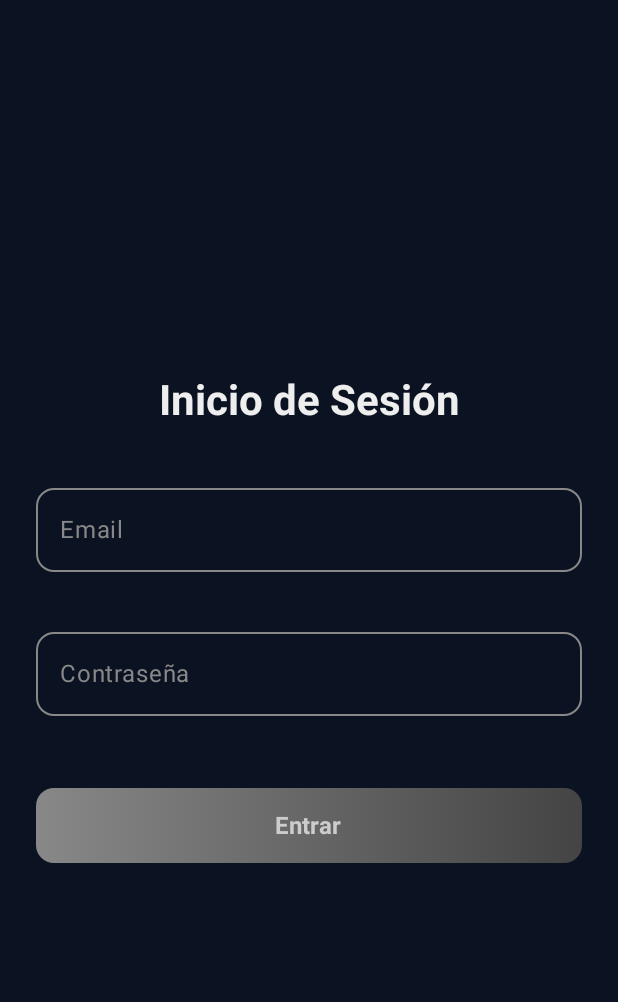
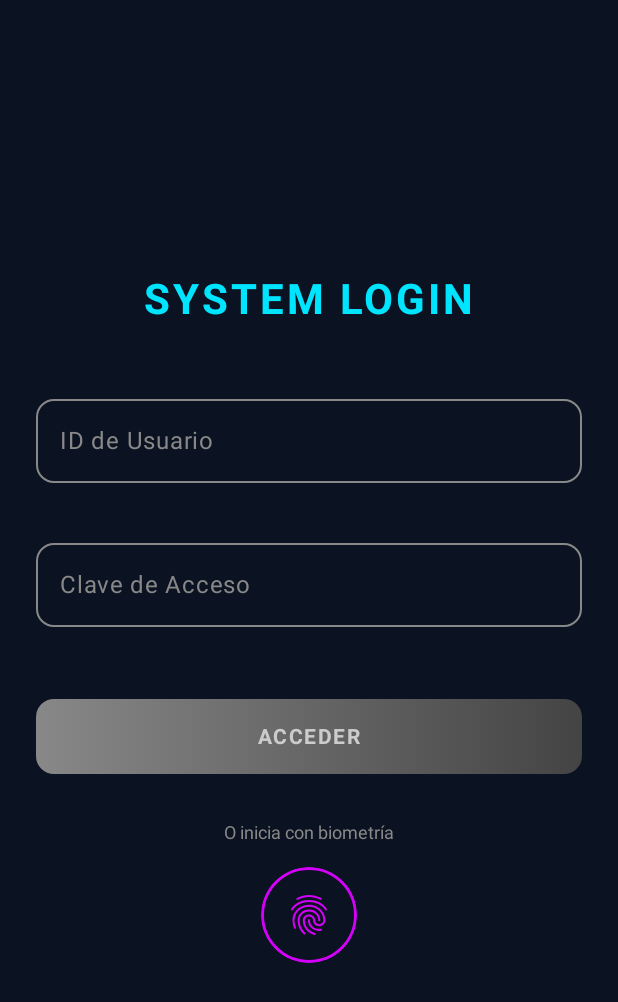
Before and after one commit to Folaquito/Tiendaapp, an Android app built with Jetpack Compose: the LoginScreen screen opened through its navigation route, on a phone screen of 412 x 824 dp. Shown: the top 1002 px of the screen. Run offline under Robolectric (Android 15) with nearby library versions, the phone set to English and light mode, and no system bars; our stand-ins replace Room's generated code.

Commit message:
Implementacion de recursos nativos

```diff
--- a/app/build.gradle.kts
+++ b/app/build.gradle.kts
@@ -114,4 +114,6 @@ dependencies {
     // Coil
     implementation("io.coil-kt:coil:2.5.0")
     implementation("io.coil-kt:coil-compose:2.5.0")
+
+    implementation("androidx.biometric:biometric:1.1.0")
 }
--- a/app/src/main/AndroidManifest.xml
+++ b/app/src/main/AndroidManifest.xml
@@ -3,6 +3,7 @@
     xmlns:tools="http://schemas.android.com/tools">
 
     <uses-permission android:name="android.permission.INTERNET" />
+    <uses-permission android:name="android.permission.USE_BIOMETRIC" />
 
     <application
         android:allowBackup="true"
--- a/app/src/main/java/com/example/tiendaapp/MainActivity.kt
+++ b/app/src/main/java/com/example/tiendaapp/MainActivity.kt
@@ -1,7 +1,7 @@
 package com.example.tiendaapp
 
 import android.os.Bundle
-import androidx.activity.ComponentActivity
+import androidx.fragment.app.FragmentActivity
 import androidx.activity.compose.setContent
 import androidx.activity.enableEdgeToEdge
 import androidx.compose.material3.Text
@@ -31,16 +31,18 @@ import com.example.tiendaapp.views.PurchaseErrorScreen
 import com.example.tiendaapp.views.PurchaseSuccessScreen
 import com.example.tiendaapp.views.RegisterScreen
 
-class MainActivity : ComponentActivity() {
+class MainActivity : FragmentActivity() {
     override fun onCreate(savedInstanceState: Bundle?) {
         super.onCreate(savedInstanceState)
         enableEdgeToEdge()
+
         val database = AppDatabase.getDatabase(applicationContext)
         val api = RetrofitClient.apiService
         val backend = RetrofitClient.backendService
         val microservice = RetrofitClient.microserviceApiService
         val repository = JuegoRepository(api, database.juegoDao(), backend, microservice)
         val viewModelFactory = JuegoViewModelFactory(repository)
+
         setContent {
             val navController = rememberNavController()
             val viewModel: LoginViewModel = viewModel()
--- a/app/src/main/java/com/example/tiendaapp/views/CatalogoScreen.kt
+++ b/app/src/main/java/com/example/tiendaapp/views/CatalogoScreen.kt
@@ -30,6 +30,8 @@ import androidx.compose.ui.platform.LocalContext
 import androidx.compose.ui.res.painterResource
 import com.example.tiendaapp.R
 import kotlinx.coroutines.launch
+import androidx.compose.ui.platform.LocalHapticFeedback
+import androidx.compose.ui.hapticfeedback.HapticFeedbackType
 
 // --- COLORES GLOBALES ---
 private val NeonCyan = Color(0xFF00E5FF)
@@ -45,6 +47,7 @@ fun CatalogoScreen(
     gamesViewModel: JuegoViewModel,
     cartViewModel: CartViewModel
 ) {
+    val haptic = LocalHapticFeedback.current
 
     val juegos by gamesViewModel.games.collectAsState()
     val favorites by gamesViewModel.favorites.collectAsState()
@@ -236,8 +239,8 @@ fun CatalogoScreen(
                         },
                         onClick = { navController.navigate("detalle/${juego.id}") },
                         onAddToCart = {
-                            // --- LÓGICA DE AGREGAR + MENSAJE ---
                             cartViewModel.agregarAlCarrito(juego)
+                            haptic.performHapticFeedback(HapticFeedbackType.LongPress)
                             scope.launch {
                                 snackbarHostState.showSnackbar(
                                     message = "¡${juego.name} agregado al carrito!",
--- a/app/src/main/java/com/example/tiendaapp/views/LoginScreen.kt
+++ b/app/src/main/java/com/example/tiendaapp/views/LoginScreen.kt
@@ -1,23 +1,35 @@
 package com.example.tiendaapp.views
 
+import android.content.Context
+import android.widget.Toast
+import androidx.biometric.BiometricPrompt
+import androidx.core.content.ContextCompat
+import androidx.fragment.app.FragmentActivity
 import androidx.compose.foundation.background
+import androidx.compose.foundation.border
+import androidx.compose.foundation.clickable
 import androidx.compose.foundation.layout.*
+import androidx.compose.foundation.shape.CircleShape
 import androidx.compose.foundation.shape.RoundedCornerShape
+import androidx.compose.material.icons.Icons
+import androidx.compose.material.icons.filled.Fingerprint
 import androidx.compose.material3.*
 import androidx.compose.runtime.*
 import androidx.compose.ui.Alignment
 import androidx.compose.ui.Modifier
+import androidx.compose.ui.draw.clip
 import androidx.compose.ui.graphics.Brush
 import androidx.compose.ui.graphics.Color
+import androidx.compose.ui.platform.LocalContext
 import androidx.compose.ui.text.font.FontWeight
 import androidx.compose.ui.text.input.PasswordVisualTransformation
 import androidx.compose.ui.unit.dp
 import androidx.compose.ui.unit.sp
 import androidx.navigation.NavController
 import com.example.tiendaapp.viewmodel.LoginViewModel
-import androidx.compose.runtime.rememberCoroutineScope
-import kotlinx.coroutines.launch
+import java.util.concurrent.Executor
 
+// --- COLORES ---
 private val NeonCyan = Color(0xFF00E5FF)
 private val NeonPurple = Color(0xFFD500F9)
 private val DarkBg = Color(0xFF0B1221)
@@ -31,8 +43,53 @@ fun LoginScreen(navController: NavController, viewModel: LoginViewModel) {
     var password by remember { mutableStateOf("") }
     var emailError by remember { mutableStateOf<String?>(null) }
     var passwordError by remember { mutableStateOf<String?>(null) }
-    val scope = rememberCoroutineScope()
 
+    val context = LocalContext.current
+    val activity = context as? FragmentActivity
+    val executor = remember { ContextCompat.getMainExecutor(context) }
+
+    fun launchBiometric() {
+        if (activity == null) {
+            Toast.makeText(context, "Error de hardware", Toast.LENGTH_SHORT).show()
+            return
+        }
+
+        val promptInfo = BiometricPrompt.PromptInfo.Builder()
+            .setTitle("Acceso Biométrico")
+            .setSubtitle("Inicia sesión con tu huella")
+            .setNegativeButtonText("Usar contraseña")
+            .build()
+
+        val biometricPrompt = BiometricPrompt(activity, executor, object : BiometricPrompt.AuthenticationCallback() {
+            override fun onAuthenticationSucceeded(result: BiometricPrompt.AuthenticationResult) {
+                super.onAuthenticationSucceeded(result)
+
+                val sharedPref = context.getSharedPreferences("TiendaAppPrefs", Context.MODE_PRIVATE)
+                val savedEmail = sharedPref.getString("biometric_email", null)
+
+                if (savedEmail != null) {
+                    Toast.makeText(context, "Bienvenido de nuevo", Toast.LENGTH_SHORT).show()
+                    navController.navigate("home/$savedEmail")
+                } else {
+                    Toast.makeText(context, "No hay cuenta vinculada a esta huella. Regístrate primero.", Toast.LENGTH_LONG).show()
+                }
+            }
+
+            override fun onAuthenticationError(errorCode: Int, errString: CharSequence) {
+                super.onAuthenticationError(errorCode, errString)
+                Toast.makeText(context, "Error: $errString", Toast.LENGTH_SHORT).show()
+            }
+
+            override fun onAuthenticationFailed() {
+                super.onAuthenticationFailed()
+                Toast.makeText(context, "Huella no reconocida", Toast.LENGTH_SHORT).show()
+            }
+        })
+
+        biometricPrompt.authenticate(promptInfo)
+    }
+
+    // Validación
     fun validarEmail(valor: String): Boolean {
         val regex = "^[A-Za-z0-9+_.-]+@[A-Za-z0-9.-]+$".toRegex()
         return regex.matches(valor)
@@ -43,6 +100,7 @@ fun LoginScreen(navController: NavController, viewModel: LoginViewModel) {
     val canSubmit = email.isNotBlank() && password.isNotBlank() &&
             emailError == null && passwordError == null
 
+    // UI
     Column(
         modifier = Modifier
             .fillMaxSize()
@@ -53,13 +111,14 @@ fun LoginScreen(navController: NavController, viewModel: LoginViewModel) {
     ) {
 
         Text(
-            text = "Inicio de Sesión",
+            text = "SYSTEM LOGIN", // Texto más Cyberpunk
             style = MaterialTheme.typography.headlineMedium,
-            color = TextWhite,
-            fontWeight = FontWeight.Bold
+            color = NeonCyan,
+            fontWeight = FontWeight.Bold,
+            letterSpacing = 2.sp
         )
 
-        Spacer(modifier = Modifier.height(32.dp))
+        Spacer(modifier = Modifier.height(40.dp))
 
         OutlinedTextField(
             value = email,
@@ -71,7 +130,7 @@ fun LoginScreen(navController: NavController, viewModel: LoginViewModel) {
                     else -> null
                 }
             },
-            label = { Text("Email") },
+            label = { Text("ID de Usuario") },
             isError = emailError != null,
             supportingText = { emailError?.let { Text(it, color = ErrorRed) } },
             singleLine = true,
@@ -86,7 +145,6 @@ fun LoginScreen(navController: NavController, viewModel: LoginViewModel) {
                 unfocusedTextColor = TextWhite,
                 cursorColor = NeonCyan,
                 errorBorderColor = ErrorRed,
-                errorLabelColor = ErrorRed,
                 focusedContainerColor = Color.Transparent,
                 unfocusedContainerColor = Color.Transparent
             )
@@ -94,6 +152,7 @@ fun LoginScreen(navController: NavController, viewModel: LoginViewModel) {
 
         Spacer(modifier = Modifier.height(16.dp))
 
+        // INPUT PASSWORD
         OutlinedTextField(
             value = password,
             onValueChange = {
@@ -104,7 +163,7 @@ fun LoginScreen(navController: NavController, viewModel: LoginViewModel) {
                     else -> null
                 }
             },
-            label = { Text("Contraseña") },
+            label = { Text("Clave de Acceso") },
             isError = passwordError != null,
             supportingText = { passwordError?.let { Text(it, color = ErrorRed) } },
             visualTransformation = PasswordVisualTransformation(),
@@ -120,14 +179,12 @@ fun LoginScreen(navController: NavController, viewModel: LoginViewModel) {
                 unfocusedTextColor = TextWhite,
                 cursorColor = NeonCyan,
                 errorBorderColor = ErrorRed,
-                errorLabelColor = ErrorRed,
                 focusedContainerColor = Color.Transparent,
                 unfocusedContainerColor = Color.Transparent
             )
         )
 
         Spacer(modifier = Modifier.height(32.dp))
-
         val gradientColors = if (canSubmit) listOf(NeonCyan, NeonPurple) else listOf(Color.Gray, Color.DarkGray)
         val brush = Brush.horizontalGradient(gradientColors)
 
@@ -136,12 +193,15 @@ fun LoginScreen(navController: NavController, viewModel: LoginViewModel) {
                 if (email == "admin@gmail.com" && password == "Admin123") {
                     navController.navigate("backoffice")
                 } else {
-                    scope.launch {
-                        viewModel.login(email, password,
-                            onSuccess = { navController.navigate("home/$email") },
-                            onError = { }
-                        )
-                    }
+                    viewModel.login(
+                        email = email,
+                        password = password,
+                        onSuccess = {
+                            navController.navigate("home/$email")
+                        },
+                        onError = { mensajeError ->
+                        }
+                    )
                 }
             },
             enabled = canSubmit,
@@ -149,10 +209,7 @@ fun LoginScreen(navController: NavController, viewModel: LoginViewModel) {
                 .fillMaxWidth()
                 .height(50.dp),
             shape = RoundedCornerShape(12.dp),
-            colors = ButtonDefaults.buttonColors(
-                containerColor = Color.Transparent,
-                disabledContainerColor = Color.Transparent
-            ),
+            colors = ButtonDefaults.buttonColors(containerColor = Color.Transparent),
             contentPadding = PaddingValues()
         ) {
             Box(
@@ -162,12 +219,36 @@ fun LoginScreen(navController: NavController, viewModel: LoginViewModel) {
                 contentAlignment = Alignment.Center
             ) {
                 Text(
-                    text = "Entrar",
+                    text = "ACCEDER",
                     color = if(canSubmit) Color.White else Color.LightGray,
                     fontWeight = FontWeight.Bold,
-                    fontSize = 16.sp
+                    letterSpacing = 1.sp
                 )
             }
         }
+
+        Spacer(modifier = Modifier.height(32.dp))
+
+        // --- BOTÓN DE HUELLA DIGITAL ---
+        Text("O inicia con biometría", color = Color.Gray, fontSize = 12.sp)
+        Spacer(modifier = Modifier.height(16.dp))
+
+        // Icono circular con borde neón
+        Box(
+            modifier = Modifier
+                .size(64.dp)
+                .clip(CircleShape)
+                .border(2.dp, NeonPurple, CircleShape)
+                .background(Color.Transparent)
+                .clickable { launchBiometric() }, // <--- Acción de Huella
+            contentAlignment = Alignment.Center
+        ) {
+            Icon(
+                imageVector = Icons.Default.Fingerprint,
+                contentDescription = "Huella Digital",
+                tint = NeonPurple,
+                modifier = Modifier.size(32.dp)
+            )
+        }
     }
 }
--- a/app/src/main/java/com/example/tiendaapp/views/RegisterScreen.kt
+++ b/app/src/main/java/com/example/tiendaapp/views/RegisterScreen.kt
@@ -1,5 +1,6 @@
 package com.example.tiendaapp.views
 
+import android.content.Context // IMPORTANTE
 import androidx.compose.foundation.Image
 import androidx.compose.foundation.background
 import androidx.compose.foundation.border
@@ -14,8 +15,11 @@ import androidx.compose.ui.Alignment
 import androidx.compose.ui.Modifier
 import androidx.compose.ui.graphics.Brush
 import androidx.compose.ui.graphics.Color
+import androidx.compose.ui.platform.LocalContext // IMPORTANTE
 import androidx.compose.ui.res.painterResource
 import androidx.compose.ui.text.font.FontWeight
+import androidx.compose.ui.text.input.PasswordVisualTransformation
+import androidx.compose.ui.text.input.VisualTransformation
 import androidx.compose.ui.unit.dp
 import androidx.compose.ui.unit.sp
 import androidx.navigation.NavController
@@ -33,7 +37,7 @@ private val MenuBg = Color(0xFF1F2536)
 @OptIn(ExperimentalMaterial3Api::class)
 @Composable
 fun RegisterScreen(navController: NavController, viewModel: LoginViewModel) {
-    // --- ESTADOS (Tu lógica original intacta) ---
+    // --- ESTADOS ---
     var nombre by remember { mutableStateOf("") }
     var email by remember { mutableStateOf("") }
     var password by remember { mutableStateOf("") }
@@ -44,6 +48,11 @@ fun RegisterScreen(navController: NavController, viewModel: LoginViewModel) {
     var comuna by remember { mutableStateOf("") }
     var regionExpanded by remember { mutableStateOf(false) }
     var comunaExpanded by remember { mutableStateOf(false) }
+
+    // --- NUEVO: Estado para el Switch de Biometría ---
+    var enableBiometric by remember { mutableStateOf(false) }
+    val context = LocalContext.current // Necesario para guardar en memoria
+    // ------------------------------------------------
 
     val regionesYComunas = mapOf(
         "Arica y Parinacota" to listOf("Arica", "Camarones", "Putre", "General Lagos"),
@@ -56,9 +65,8 @@ fun RegisterScreen(navController: NavController, viewModel: LoginViewModel) {
     val rutErrorMessage by viewModel.rutError
     var emailError by remember { mutableStateOf<String?>(null) }
     var passwordError by remember { mutableStateOf<String?>(null) }
-    val scope = rememberCoroutineScope()
 
-    // --- FUNCIONES DE VALIDACIÓN ---
+    // --- VALIDACIONES ---
     fun validarEmail(input: String): Boolean {
         val regex = "^[A-Za-z0-9+_.-]+@[A-Za-z0-9.-]+$".toRegex()
         return regex.matches(input)
@@ -81,7 +89,7 @@ fun RegisterScreen(navController: NavController, viewModel: LoginViewModel) {
     Column(
         modifier = Modifier
             .fillMaxSize()
-            .background(DarkBg) // CAMBIO: Fondo oscuro
+            .background(DarkBg)
             .padding(20.dp)
             .verticalScroll(rememberScrollState()),
         verticalArrangement = Arrangement.Center,
@@ -98,19 +106,13 @@ fun RegisterScreen(navController: NavController, viewModel: LoginViewModel) {
         Text(
             text = "Registro",
             style = MaterialTheme.typography.titleLarge,
-            color = TextWhite, // CAMBIO: Texto blanco
+            color = TextWhite,
             fontWeight = FontWeight.Bold
         )
 
         Spacer(modifier = Modifier.height(20.dp))
 
-        // USAMOS EL COMPONENTE PERSONALIZADO "GamerTextField"
-        GamerTextField(
-            value = nombre,
-            onValueChange = { nombre = it },
-            label = "Nombre"
-        )
-
+        GamerTextField(value = nombre, onValueChange = { nombre = it }, label = "Nombre")
         Spacer(modifier = Modifier.height(12.dp))
 
         GamerTextField(
@@ -143,7 +145,7 @@ fun RegisterScreen(navController: NavController, viewModel: LoginViewModel) {
             label = "Contraseña",
             isError = passwordError != null,
             errorMessage = passwordError,
-            isPassword = true // Para ocultar caracteres si quieres implementarlo luego
+            isPassword = true
         )
 
         Spacer(modifier = Modifier.height(12.dp))
@@ -161,13 +163,12 @@ fun RegisterScreen(navController: NavController, viewModel: LoginViewModel) {
 
         Spacer(modifier = Modifier.height(12.dp))
 
-        // --- DROPDOWN REGION (Estilizado) ---
+        // DROPDOWNS
         ExposedDropdownMenuBox(
             expanded = regionExpanded,
             onExpandedChange = { regionExpanded = !regionExpanded },
             modifier = Modifier.fillMaxWidth().padding(vertical = 8.dp)
         ) {
-            // Usamos un TextField normal pero con los colores Gamer manuales
             OutlinedTextField(
                 value = region,
                 onValueChange = {},
@@ -203,7 +204,6 @@ fun RegisterScreen(navController: NavController, viewModel: LoginViewModel) {
             }
         }
 
-        // --- DROPDOWN COMUNA (Estilizado) ---
         ExposedDropdownMenuBox(
             expanded = comunaExpanded,
             onExpandedChange = { if (region.isNotEmpty()) comunaExpanded = !comunaExpanded },
@@ -248,31 +248,56 @@ fun RegisterScreen(navController: NavController, viewModel: LoginViewModel) {
 
         Spacer(modifier = Modifier.height(4.dp))
 
-        GamerTextField(
-            value = direccion,
-            onValueChange = { direccion = it },
-            label = "Dirección (Calle y número)"
-        )
+        GamerTextField(value = direccion, onValueChange = { direccion = it }, label = "Dirección (Calle y número)")
+
+        Spacer(modifier = Modifier.height(16.dp))
+
+        // --- NUEVO: INTERRUPTOR DE BIOMETRÍA ---
+        Row(
+            modifier = Modifier
+                .fillMaxWidth()
+                .background(MenuBg, RoundedCornerShape(12.dp))
+                .padding(12.dp),
+            verticalAlignment = Alignment.CenterVertically,
+            horizontalArrangement = Arrangement.SpaceBetween
+        ) {
+            Column(modifier = Modifier.weight(1f)) {
+                Text("Habilitar inicio con huella", color = TextWhite, fontWeight = FontWeight.Bold)
+                Text("Inicia sesión más rápido", color = Color.Gray, style = MaterialTheme.typography.bodySmall)
+            }
+            Switch(
+                checked = enableBiometric,
+                onCheckedChange = { enableBiometric = it },
+                colors = SwitchDefaults.colors(
+                    checkedThumbColor = NeonCyan,
+                    checkedTrackColor = NeonPurple.copy(alpha = 0.5f),
+                    uncheckedThumbColor = Color.Gray,
+                    uncheckedTrackColor = DarkBg
+                )
+            )
+        }
 
         Spacer(modifier = Modifier.height(24.dp))
 
-        // --- BOTÓN CON DEGRADADO ---
         GamerButton(
             text = "Registrar",
             onClick = {
-                scope.launch {
-                    viewModel.registrar(
-                        nombre,
-                        email,
-                        password,
-                        rut,
-                        direccion,
-                        region,
-                        comuna,
-                        onSuccess = { navController.navigate("home/${'$'}{it.email}") },
-                        onError = { }
-                    )
-                }
+                viewModel.registrar(
+                    nombre, email, password, rut, direccion, region, comuna,
+                    onSuccess = { response ->
+                        // --- AQUÍ GUARDAMOS EL EMAIL SI EL SWITCH ESTÁ ACTIVO ---
+                        if (enableBiometric) {
+                            val sharedPref = context.getSharedPreferences("TiendaAppPrefs", Context.MODE_PRIVATE)
+                            with(sharedPref.edit()) {
+                                putString("biometric_email", response.email) // Guardamos el email registrado
+                                apply()
+                            }
+                        }
+                        // Navegamos al Home ya logueados
+                        navController.navigate("home/${response.email}")
+                    },
+                    onError = { }
+                )
             },
             enabled = isButtonEnabled
         )
@@ -290,7 +315,7 @@ fun RegisterScreen(navController: NavController, viewModel: LoginViewModel) {
         TextButton(onClick = { navController.navigate("login") }) {
             Text(
                 text = "¿Ya tienes cuenta? Inicia sesión",
-                color = NeonPurple, // Link en morado
+                color = NeonPurple,
                 fontSize = 16.sp
             )
         }
@@ -298,9 +323,8 @@ fun RegisterScreen(navController: NavController, viewModel: LoginViewModel) {
 }
 
 // ==========================================
-// COMPONENTES PERSONALIZADOS (Reutilizables)
+// COMPONENTES PERSONALIZADOS
 // ==========================================
-
 @OptIn(ExperimentalMaterial3Api::class)
 @Composable
 fun GamerTextField(
@@ -320,6 +344,7 @@ fun GamerTextField(
             singleLine = true,
             modifier = Modifier.fillMaxWidth(),
             shape = RoundedCornerShape(12.dp),
+            visualTransformation = if (isPassword) PasswordVisualTransformation() else VisualTransformation.None,
             colors = OutlinedTextFieldDefaults.colors(
                 focusedBorderColor = NeonCyan,
                 unfocusedBorderColor = Color.Gray,
@@ -348,46 +373,17 @@ fun GamerTextField(
 }
 
 @Composable
-fun GamerButton(
-    text: String,
-    onClick: () -> Unit,
-    enabled: Boolean = true,
-    modifier: Modifier = Modifier
-) {
-    // Definimos el degradado: Si está habilitado (Cyan->Morado), si no (Gris->GrisOscuro)
-    val gradientColors = if (enabled) {
-        listOf(NeonCyan, NeonPurple)
-    } else {
-        listOf(Color.Gray, Color.DarkGray)
-    }
-
+fun GamerButton(text: String, onClick: () -> Unit, enabled: Boolean = true, modifier: Modifier = Modifier) {
+    val gradientColors = if (enabled) listOf(NeonCyan, NeonPurple) else listOf(Color.Gray, Color.DarkGray)
     val brush = Brush.horizontalGradient(gradientColors)
-
     Button(
-        onClick = onClick,
-        enabled = enabled,
-        modifier = modifier
-            .fillMaxWidth()
-            .height(50.dp),
+        onClick = onClick, enabled = enabled, modifier = modifier.fillMaxWidth().height(50.dp),
         shape = RoundedCornerShape(12.dp),
-        colors = ButtonDefaults.buttonColors(
-            containerColor = Color.Transparent, // Hacemos transparente el contenedor nativo
-            disabledContainerColor = Color.Transparent
-        ),
+        colors = ButtonDefaults.buttonColors(containerColor = Color.Transparent, disabledContainerColor = Color.Transparent),
         contentPadding = PaddingValues()
     ) {
-        Box(
-            modifier = Modifier
-                .fillMaxSize()
-                .background(brush),
-            contentAlignment = Alignment.Center
-        ) {
-            Text(
-                text = text,
-                color = if(enabled) Color.White else Color.LightGray,
-                fontWeight = FontWeight.Bold,
-                fontSize = 16.sp
-            )
+        Box(modifier = Modifier.fillMaxSize().background(brush), contentAlignment = Alignment.Center) {
+            Text(text = text, color = if(enabled) Color.White else Color.LightGray, fontWeight = FontWeight.Bold, fontSize = 16.sp)
         }
     }
 }
```
Also changed, not shown: app/src/main/java/com/example/tiendaapp/views/CartScreen.kt (+7 -18 lines), app/src/main/java/com/example/tiendaapp/views/DetalleJuegoScreen.kt (+5 -4 lines).
